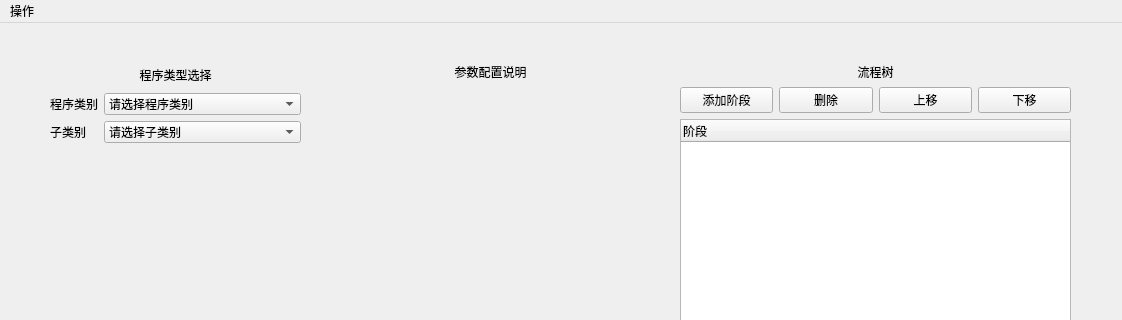
Above: mainwindow.ui from woodfsg/QT_ConfigUI before the change; both pictures show x 0 to 1122 and y 0 to 320 of the 1122 by 529 pixel window. Below: the same form after it.
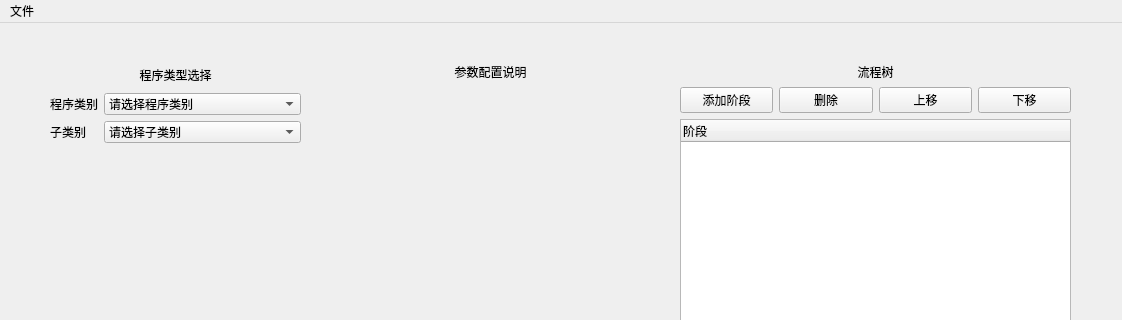
That is the form after the change.

What changed in the file:
```diff
--- a/mainwindow.ui
+++ b/mainwindow.ui
@@ -292,12 +292,12 @@
      <height>23</height>
     </rect>
    </property>
-   <widget class="QMenu" name="menuadd">
+   <widget class="QMenu" name="menuFile">
     <property name="title">
-     <string>操作</string>
+     <string>文件</string>
     </property>
    </widget>
-   <addaction name="menuadd"/>
+   <addaction name="menuFile"/>
   </widget>
   <widget class="QStatusBar" name="statusbar"/>
  </widget>
```
Left out of the diff: 6 changed lines with no effect on the pictures.
